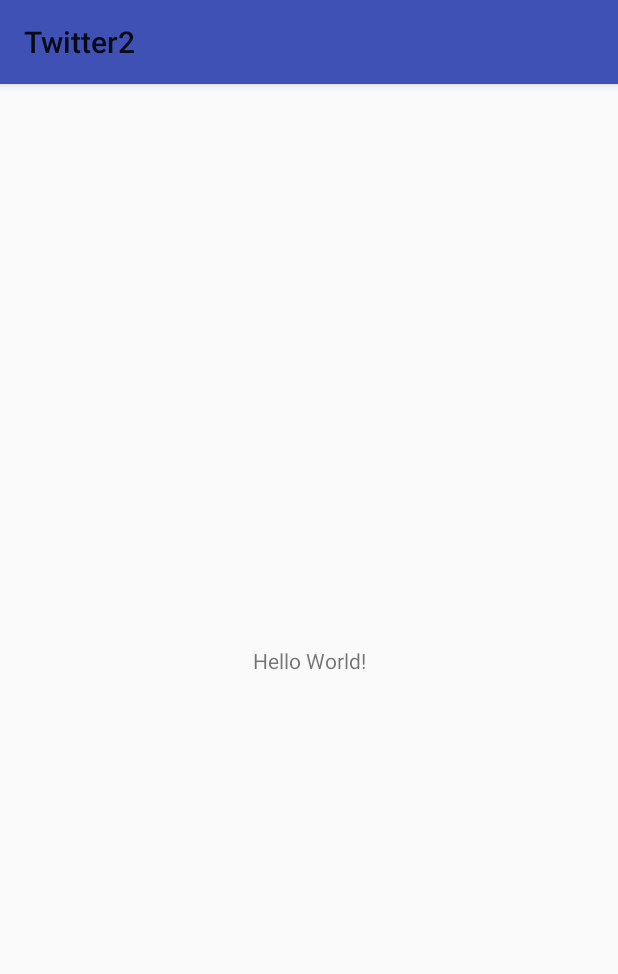
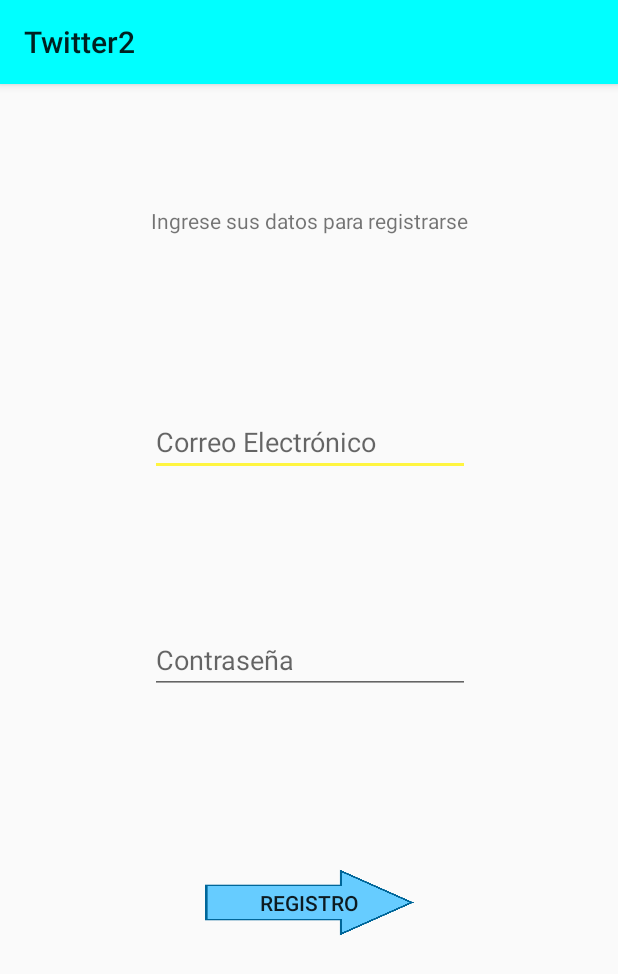
Before and after one commit to GhostFire117/Twitter2, an Android app: the screen it shows after launch (MainActivity before the commit, Registro after it), on a phone screen of 412 x 824 dp. Shown: the top 974 px of the screen. Run offline under Robolectric (Android 15) with nearby library versions, the phone set to English and light mode, and no system bars; our stand-ins replace Firebase (no records; nobody signed in at launch, a user with empty details on screens opened directly).

Commit message:
Medio completo

```diff
--- a/Twitter2/app/build.gradle
+++ b/Twitter2/app/build.gradle
@@ -26,5 +26,9 @@ dependencies {
     })
     compile 'com.android.support:appcompat-v7:25.3.1'
     compile 'com.android.support.constraint:constraint-layout:1.0.2'
+    compile 'com.google.firebase:firebase-auth:10.0.1'
     testCompile 'junit:junit:4.12'
 }
+
+
+apply plugin: 'com.google.gms.google-services'
--- a/Twitter2/app/src/main/AndroidManifest.xml
+++ b/Twitter2/app/src/main/AndroidManifest.xml
@@ -16,6 +16,7 @@
                 <category android:name="android.intent.category.LAUNCHER" />
             </intent-filter>
         </activity>
+        <activity android:name=".Registro"></activity>
     </application>
 
 </manifest>
--- a/Twitter2/app/src/main/java/com/example/luys117/twitter2/MainActivity.java
+++ b/Twitter2/app/src/main/java/com/example/luys117/twitter2/MainActivity.java
@@ -1,13 +1,22 @@
 package com.example.luys117.twitter2;
 
+import android.content.Intent;
 import android.support.v7.app.AppCompatActivity;
 import android.os.Bundle;
+import android.widget.Button;
 
 public class MainActivity extends AppCompatActivity {
+    Button button;
 
     @Override
     protected void onCreate(Bundle savedInstanceState) {
         super.onCreate(savedInstanceState);
         setContentView(R.layout.activity_main);
+        button=(Button) findViewById(R.id.button2);
+
+        Intent intentito1=new Intent(getApplicationContext(),Registro.class);
+        startActivity(intentito1);
+
     }
+
 }
--- /dev/null
+++ b/Twitter2/app/src/main/java/com/example/luys117/twitter2/Registro.java
@@ -0,0 +1,107 @@
+package com.example.luys117.twitter2;
+
+import android.content.Intent;
+import android.media.Image;
+import android.support.annotation.NonNull;
+import android.support.v7.app.AppCompatActivity;
+import android.os.Bundle;
+import android.util.Log;
+import android.view.View;
+import android.widget.Button;
+import android.widget.EditText;
+import android.widget.ImageButton;
+import android.widget.ImageView;
+import android.widget.Toast;
+
+import com.google.android.gms.tasks.OnCompleteListener;
+import com.google.android.gms.tasks.Task;
+import com.google.firebase.auth.AuthResult;
+import com.google.firebase.auth.FirebaseAuth;
+import com.google.firebase.auth.FirebaseUser;
+
+public class Registro extends AppCompatActivity {
+    EditText ETcorreo, ETcontra;
+    String Scorreo, Scontra;
+    Button BotonGo;
+
+
+    private FirebaseAuth mAuth;
+    private FirebaseAuth.AuthStateListener mAuthListener;
+
+    @Override
+    protected void onCreate(Bundle savedInstanceState) {
+        super.onCreate(savedInstanceState);
+        setContentView(R.layout.activity_registro);
+
+        mAuth = FirebaseAuth.getInstance();
+
+        mAuthListener = new FirebaseAuth.AuthStateListener() {
+            @Override
+            public void onAuthStateChanged(@NonNull FirebaseAuth firebaseAuth) {
+                FirebaseUser user = firebaseAuth.getCurrentUser();
+                if (user != null) {
+                    // User is signed in
+                    Log.d("Holi", "onAuthStateChanged:signed_in:" + user.getUid());
+                } else {
+                    // User is signed out
+                    Log.d("Adios", "onAuthStateChanged:signed_out");
+                }
+                // ...
+            }
+        };
+
+
+        ETcorreo=(EditText) findViewById(R.id.Etcorreo);
+        ETcontra=(EditText) findViewById(R.id.Etcontra);
+        BotonGo=(Button) findViewById(R.id.BotonGO);
+
+        BotonGo.setOnClickListener(new View.OnClickListener() {
+            @Override
+           public void onClick(View v) {
+                Scorreo=ETcorreo.getText().toString();
+                Scontra=ETcontra.getText().toString();
+                createAccount(Scorreo,Scontra);
+                Toast.makeText(getApplicationContext(),"Hola",Toast.LENGTH_SHORT).show();
+                Intent uno=new Intent(getApplicationContext(),Entrada.class);
+                startActivity(uno);
+            }
+        });
+
+    }
+
+    @Override
+    public void onStart() {
+        super.onStart();
+        mAuth.addAuthStateListener(mAuthListener);
+    }
+
+    @Override
+    public void onStop() {
+        super.onStop();
+        if (mAuthListener != null) {
+            mAuth.removeAuthStateListener(mAuthListener);
+        }
+    }
+
+    public void createAccount(String correo,String contra){
+        mAuth.createUserWithEmailAndPassword(correo, contra)
+                .addOnCompleteListener(this, new OnCompleteListener<AuthResult>() {
+                    @Override
+                    public void onComplete(@NonNull Task<AuthResult> task) {
+                        Log.d("Bienvenido", "createUserWithEmail:onComplete:" + task.isSuccessful());
+
+                        // If sign in fails, display a message to the user. If sign in succeeds
+                        // the auth state listener will be notified and logic to handle the
+                        // signed in user can be handled in the listener.
+                        if (!task.isSuccessful()) {
+                            Log.w("Bienvenido", "signInWithEmail:failed", task.getException());
+                            Toast.makeText(getApplicationContext(), "You Shall no pass Prro", Toast.LENGTH_SHORT).show();
+                        }
+
+                        // ...
+                    }
+                });
+    }
+
+
+}
--- a/Twitter2/app/src/main/res/layout/activity_main.xml
+++ b/Twitter2/app/src/main/res/layout/activity_main.xml
@@ -15,4 +15,12 @@
         app:layout_constraintRight_toRightOf="parent"
         app:layout_constraintTop_toTopOf="parent" />
 
+    <Button
+        android:id="@+id/button2"
+        android:layout_width="wrap_content"
+        android:layout_height="wrap_content"
+        android:text="Button"
+        tools:layout_editor_absoluteX="147dp"
+        tools:layout_editor_absoluteY="307dp" />
+
 </android.support.constraint.ConstraintLayout>
--- /dev/null
+++ b/Twitter2/app/src/main/res/layout/activity_registro.xml
@@ -0,0 +1,77 @@
+<?xml version="1.0" encoding="utf-8"?>
+<android.support.constraint.ConstraintLayout xmlns:android="http://schemas.android.com/apk/res/android"
+    xmlns:app="http://schemas.android.com/apk/res-auto"
+    xmlns:tools="http://schemas.android.com/tools"
+    android:layout_width="match_parent"
+    android:layout_height="match_parent"
+    tools:context="com.example.luys117.twitter2.Registro">
+
+    <EditText
+        android:id="@+id/Etcorreo"
+        android:layout_width="wrap_content"
+        android:layout_height="wrap_content"
+        android:layout_marginBottom="8dp"
+        android:layout_marginLeft="8dp"
+        android:layout_marginRight="8dp"
+        android:layout_marginTop="8dp"
+        android:ems="10"
+        android:hint="Correo Electrónico"
+        android:inputType="textEmailAddress"
+        android:textColor="@color/common_google_signin_btn_text_dark_focused"
+        app:layout_constraintBottom_toBottomOf="parent"
+        app:layout_constraintHorizontal_bias="0.503"
+        app:layout_constraintLeft_toLeftOf="parent"
+        app:layout_constraintRight_toRightOf="parent"
+        app:layout_constraintTop_toTopOf="parent"
+        app:layout_constraintVertical_bias="0.294" />
+
+    <EditText
+        android:id="@+id/Etcontra"
+        android:layout_width="wrap_content"
+        android:layout_height="wrap_content"
+        android:layout_marginBottom="8dp"
+        android:layout_marginLeft="8dp"
+        android:layout_marginRight="8dp"
+        android:layout_marginTop="8dp"
+        android:ems="10"
+        android:hint="Contraseña"
+        android:inputType="textPassword"
+        android:textColor="@color/common_google_signin_btn_text_dark_focused"
+        app:layout_constraintBottom_toBottomOf="parent"
+        app:layout_constraintHorizontal_bias="0.503"
+        app:layout_constraintLeft_toLeftOf="parent"
+        app:layout_constraintRight_toRightOf="parent"
+        app:layout_constraintTop_toTopOf="parent" />
+
+    <TextView
+        android:id="@+id/textView"
+        android:layout_width="wrap_content"
+        android:layout_height="wrap_content"
+        android:layout_marginBottom="8dp"
+        android:layout_marginLeft="8dp"
+        android:layout_marginRight="8dp"
+        android:layout_marginTop="8dp"
+        android:text="Ingrese sus datos para registrarse"
+        app:layout_constraintBottom_toBottomOf="parent"
+        app:layout_constraintLeft_toLeftOf="parent"
+        app:layout_constraintRight_toRightOf="parent"
+        app:layout_constraintTop_toTopOf="parent"
+        app:layout_constraintVertical_bias="0.1" />
+
+    <Button
+        android:id="@+id/BotonGO"
+        android:layout_width="144dp"
+        android:layout_height="47dp"
+        android:layout_marginBottom="8dp"
+        android:layout_marginLeft="8dp"
+        android:layout_marginRight="8dp"
+        android:layout_marginTop="8dp"
+        android:background="@drawable/uno"
+        android:text="Registro"
+        app:layout_constraintBottom_toBottomOf="parent"
+        app:layout_constraintLeft_toLeftOf="parent"
+        app:layout_constraintRight_toRightOf="parent"
+        app:layout_constraintTop_toTopOf="parent"
+        app:layout_constraintVertical_bias="0.729" />
+
+</android.support.constraint.ConstraintLayout>
--- a/Twitter2/app/src/main/res/values/colors.xml
+++ b/Twitter2/app/src/main/res/values/colors.xml
@@ -1,6 +1,6 @@
 <?xml version="1.0" encoding="utf-8"?>
 <resources>
-    <color name="colorPrimary">#3F51B5</color>
-    <color name="colorPrimaryDark">#303F9F</color>
-    <color name="colorAccent">#FF4081</color>
+    <color name="colorPrimary">#00FFFF</color>
+    <color name="colorPrimaryDark">#00FFFF</color>
+    <color name="colorAccent">#fff540</color>
 </resources>
--- a/Twitter2/build.gradle
+++ b/Twitter2/build.gradle
@@ -9,6 +9,7 @@ buildscript {
 
         // NOTE: Do not place your application dependencies here; they belong
         // in the individual module build.gradle files
+        classpath 'com.google.gms:google-services:3.0.0'
     }
 }
 
```
Also changed, not shown: Twitter2/app/src/main/res/drawable/uno.png (added), 1 other file.
